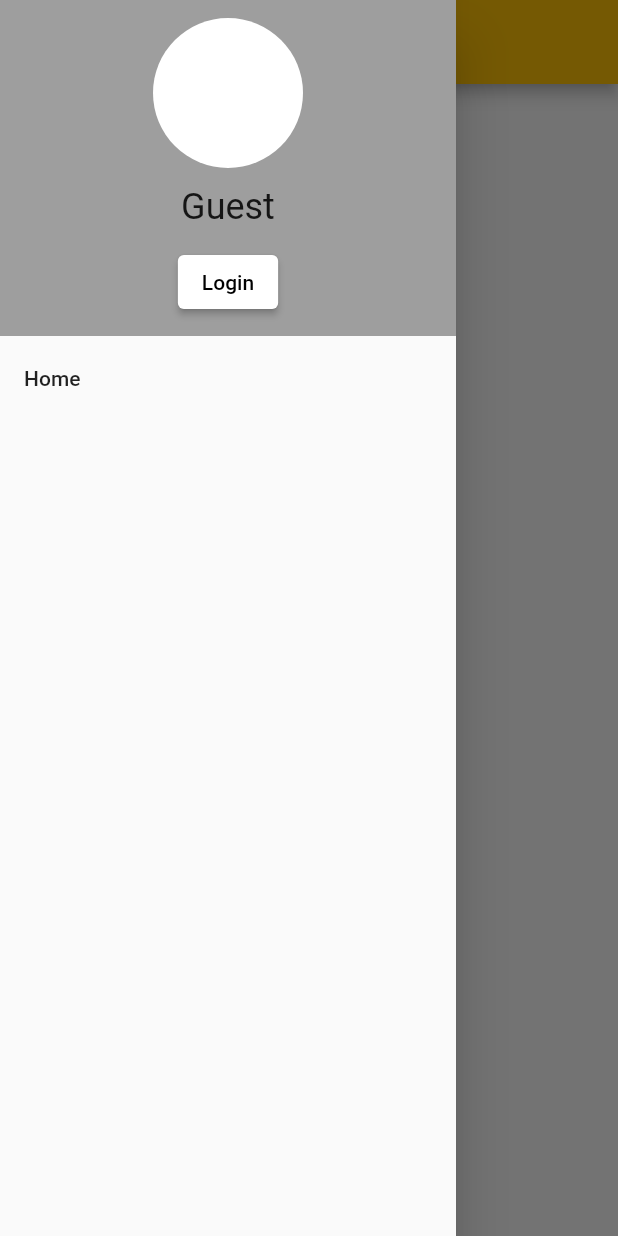
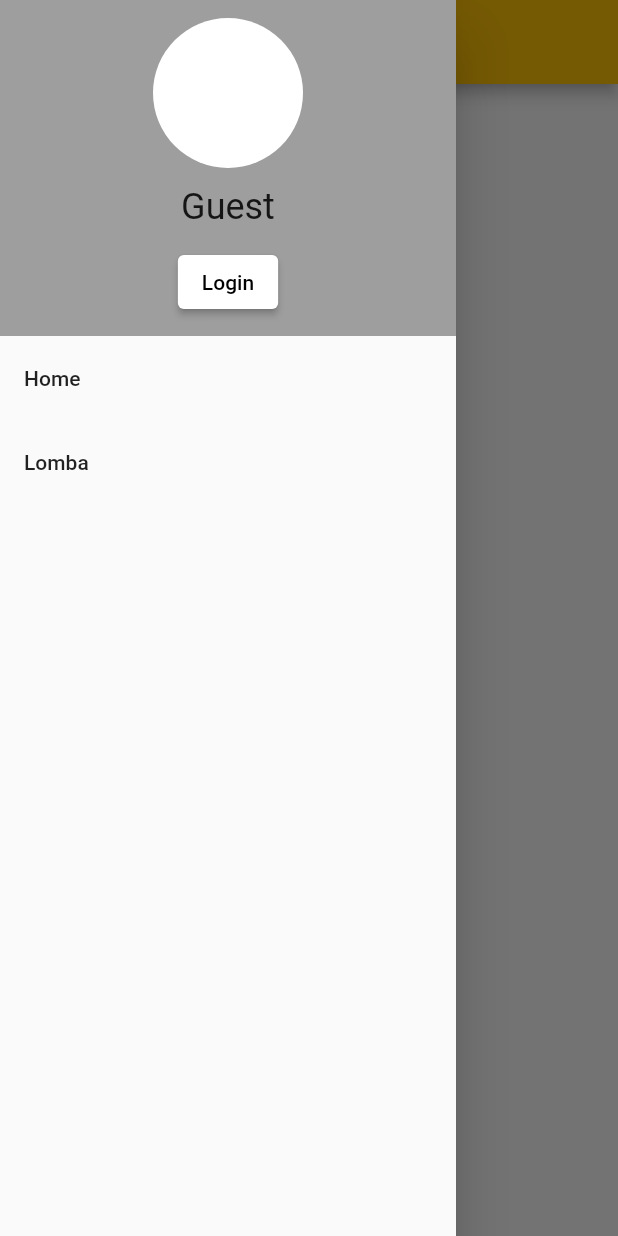
Before and after one commit to PBP22-23-C-11/buzzar-id-mobile, a Flutter app: the screen it shows after launch, with the side drawer open, on a phone screen of 412 x 824 dp. Run offline on Flutter 3.47's test engine with Material 2 defaults, Android fonts, the phone set to English and light mode, and no system bars; missing offline and left inert: pbp_django_auth.

Commit message:
update lomba and more

```diff
--- a/buzzarid_mobile/lib/common/components/drawer.dart
+++ b/buzzarid_mobile/lib/common/components/drawer.dart
@@ -111,6 +111,12 @@ class _AppDrawerState extends State<AppDrawer> {
               Navigator.pushReplacementNamed(context, '/');
             },
           ),
+          ListTile(
+            title: const Text('Lomba'),
+            onTap: () {
+              Navigator.pushReplacementNamed(context, '/lomba');
+            },
+          ),
         ],
       ),
     );
--- /dev/null
+++ b/buzzarid_mobile/lib/lomba/model/lomba_data.dart
@@ -0,0 +1,61 @@
+// To parse this JSON data, do
+//
+//     final lomba = lombaFromJson(jsonString);
+
+import 'dart:convert';
+
+List<Lomba> lombaFromJson(String str) => List<Lomba>.from(json.decode(str).map((x) => Lomba.fromJson(x)));
+
+String lombaToJson(List<Lomba> data) => json.encode(List<dynamic>.from(data.map((x) => x.toJson())));
+
+class Lomba {
+    Lomba({
+        required this.model,
+        required this.pk,
+        required this.fields,
+    });
+
+    String model;
+    int pk;
+    Fields fields;
+
+    factory Lomba.fromJson(Map<String, dynamic> json) => Lomba(
+        model: json["model"],
+        pk: json["pk"],
+        fields: Fields.fromJson(json["fields"]),
+    );
+
+    Map<String, dynamic> toJson() => {
+        "model": model,
+        "pk": pk,
+        "fields": fields.toJson(),
+    };
+}
+
+class Fields {
+    Fields({
+        required this.namaLomba,
+        required this.keterangan,
+        required this.tanggal,
+        required this.berjalan,
+    });
+
+    String namaLomba;
+    String keterangan;
+    DateTime tanggal;
+    bool berjalan;
+
+    factory Fields.fromJson(Map<String, dynamic> json) => Fields(
+        namaLomba: json["namaLomba"],
+        keterangan: json["keterangan"],
+        tanggal: DateTime.parse(json["tanggal"]),
+        berjalan: json["berjalan"],
+    );
+
+    Map<String, dynamic> toJson() => {
+        "namaLomba": namaLomba,
+        "keterangan": keterangan,
+        "tanggal": "${tanggal.year.toString().padLeft(4, '0')}-${tanggal.month.toString().padLeft(2, '0')}-${tanggal.day.toString().padLeft(2, '0')}",
+        "berjalan": berjalan,
+    };
+}
--- /dev/null
+++ b/buzzarid_mobile/lib/lomba/utils/fetchdata.dart
@@ -0,0 +1,27 @@
+import 'package:http/http.dart' as http;
+import 'package:buzzarid_mobile/lomba/model/lomba_data.dart';
+import 'dart:convert';
+
+Future<List<Lomba>> fetchLomba() async {
+  var url = Uri.parse('https://buzzar-id.up.railway.app/lomba/all/data/json');
+  var response = await http.get(
+    url,
+    headers: {
+        "Access-Control-Allow-Origin": "*",
+        "Content-Type": "application/json",
+    },
+  );
+
+  // melakukan decode response menjadi bentuk json
+  var data = jsonDecode(utf8.decode(response.bodyBytes));
+
+  // melakukan konversi data json menjadi object Lomba
+  List<Lomba> listLomba = [];
+  for (var d in data) {
+    if (d != null) {
+        listLomba.add(Lomba.fromJson(d));
+    }
+  }
+
+  return listLomba;
+}
--- a/buzzarid_mobile/lib/main.dart
+++ b/buzzarid_mobile/lib/main.dart
@@ -1,10 +1,13 @@
 import 'package:buzzarid_mobile/common/models/user.dart';
 import 'package:buzzarid_mobile/common/providers/user_provider.dart';
+import 'package:buzzarid_mobile/lomba/page/home_lomba.dart';
 import 'package:flutter/material.dart';
 import 'package:pbp_django_auth/pbp_django_auth.dart';
 import 'package:provider/provider.dart';
+
 import 'package:buzzarid_mobile/common/page/home_page.dart';
 import 'package:buzzarid_mobile/common/page/login_page.dart';
+import 'package:buzzarid_mobile/lomba/page/home_lomba.dart';
 
 void main() {
   runApp(const MyApp());
@@ -40,6 +43,7 @@ class MyApp extends StatelessWidget {
         routes: {
           '/': (BuildContext context) => const HomePage(),
           '/login': (BuildContext context) => const LoginPage(),
+          '/lomba': (BuildContext context) => const HomeLomba(),
         },
       ),
     );
```
Also changed, not shown: buzzarid_mobile/lib/common/page/login_page.dart (+6 -5 lines), buzzarid_mobile/lib/lomba/page/detail_lomba.dart (added, +96 -0 lines), buzzarid_mobile/lib/lomba/page/home_lomba.dart (added, +68 -0 lines), buzzarid_mobile/lib/lomba/page/lomba.dart (added, +205 -0 lines), buzzarid_mobile/lib/common/assets/logo.png (added), 1 other file.
